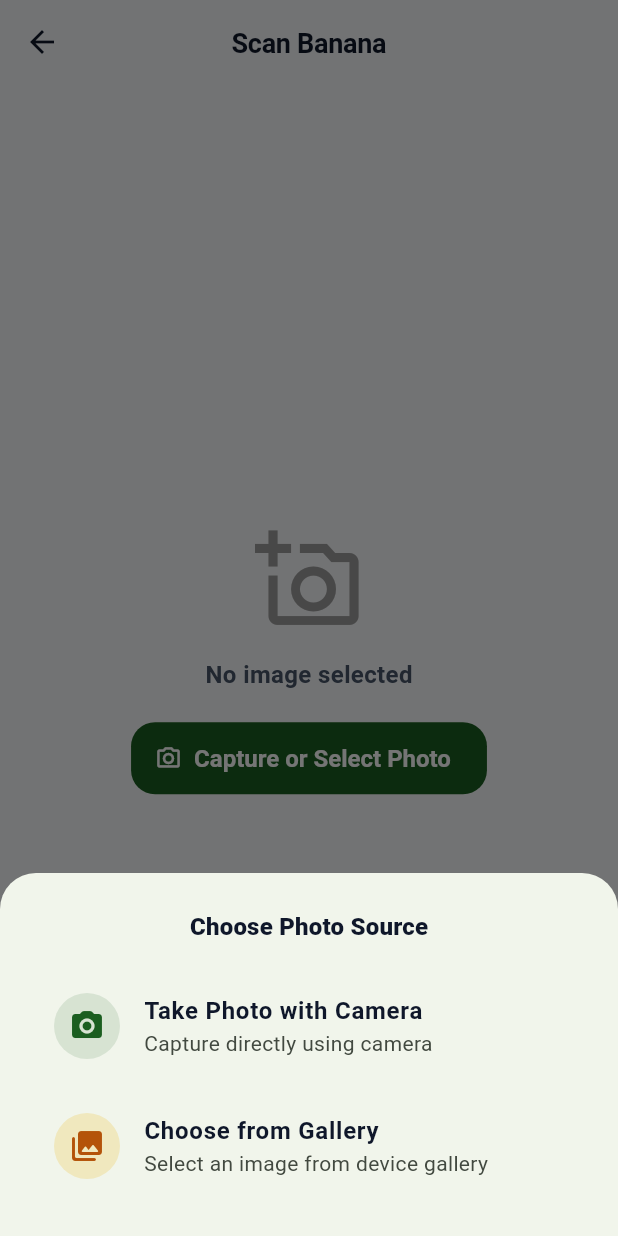
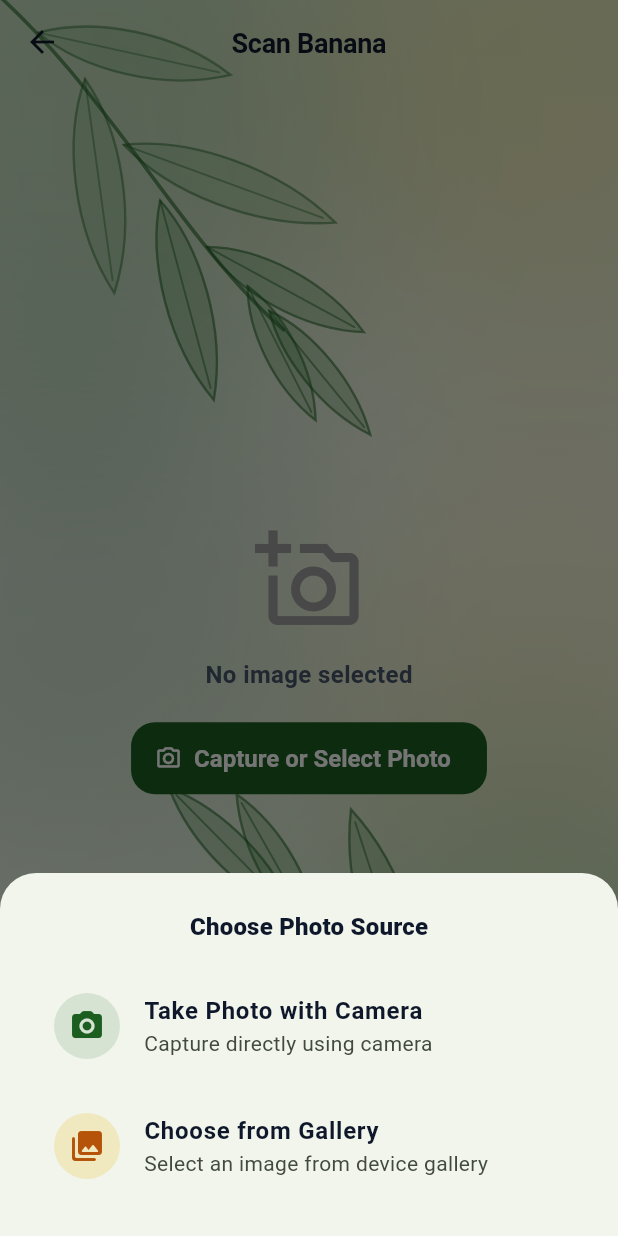
Before and after one commit to danajakulathunga/J26-IT-343, a Flutter app: the HomeScreen screen opened by its route, after a tap on "Scan Now", on a phone screen of 412 x 824 dp. Run offline on Flutter 3.47's test engine with Material 3 defaults, Android fonts, the phone set to English and light mode, and no system bars; our stand-ins replace dio, flutter_local_notifications, flutter_riverpod, flutter_secure_storage, go_router, image_picker and 7 more; missing offline and left inert: dart:html; accounts and stored records are empty; network calls fail.

Commit message:
add animated botanical background with corner leaf branches to inner screens - Add BotanicalBackground widget (botanical_background.dart) with:   • Animated swaying banana leaf branches ("kesel kola") at top-left &     bottom-right screen corners, inspired by watercolor tropical illustration   • Natural wind breeze animation (5.5s sine-wave cycle, out-of-phase sway)     with per-leaf flutter effect using SingleTickerProviderStateMixin   • RepaintBoundary isolation for 60fps GPU-layer animation performance   • Theme-adaptive gradient background (Light: #E2F0D9→#EFF7EE, Dark: #06180D→#0B2414)   • Ambient botanical glows (emerald green + warm banana yellow) - Wrap all inner screens with BotanicalBackground (transparent Scaffold bg):   home, history, notifications, notification_settings, profile,   settings, analyzing, scan_capture, reset_password, result - Set assets/images/splash_bg.jpg as full-screen background for splash_screen - Preserve all existing business logic, auth flow, providers, and routing - Excluded screens: auth_landing, onboarding_language, sign_in, sign_up,   guest_name, forgot_password (these retain their own bg_image.jpg design)

```diff
--- a/lib/screens/history_screen.dart
+++ b/lib/screens/history_screen.dart
@@ -1,3 +1,4 @@
+import 'package:bananaguard_ai/widgets/botanical_background.dart';
 import 'package:flutter/material.dart';
 import 'package:flutter_riverpod/flutter_riverpod.dart';
 import 'package:go_router/go_router.dart';
@@ -97,8 +98,10 @@ class _HistoryScreenState extends ConsumerState<HistoryScreen> {
       }
     }
 
-    return Scaffold(
-      appBar: AppBar(
+    return BotanicalBackground(
+      child: Scaffold(
+        backgroundColor: Colors.transparent,
+        appBar: AppBar(
         leading: BackButton(
           onPressed: () {
             if (context.canPop()) {
@@ -269,6 +272,7 @@ class _HistoryScreenState extends ConsumerState<HistoryScreen> {
           ],
         ),
       ),
+    ),
     );
   }
 }
--- a/lib/screens/home_screen.dart
+++ b/lib/screens/home_screen.dart
@@ -11,6 +11,7 @@ import 'package:bananaguard_ai/models/condition_info.dart';
 import 'package:bananaguard_ai/widgets/condition_card.dart';
 import 'package:bananaguard_ai/widgets/bottom_nav_bar.dart';
 import 'package:bananaguard_ai/widgets/welcome_card.dart';
+import 'package:bananaguard_ai/widgets/botanical_background.dart';
 
 class HomeScreen extends ConsumerStatefulWidget {
   const HomeScreen({super.key});
@@ -91,7 +92,9 @@ class _HomeScreenState extends ConsumerState<HomeScreen> {
     final recentScans = historyState.scans.take(3).toList();
     final isDark = theme.brightness == Brightness.dark;
 
-    return Scaffold(
+    return BotanicalBackground(
+      child: Scaffold(
+        backgroundColor: Colors.transparent,
       appBar: PreferredSize(
         preferredSize: const Size.fromHeight(66),
         child: Container(
@@ -599,6 +602,7 @@ class _HomeScreenState extends ConsumerState<HomeScreen> {
           ),
         ),
       ),
+      ),
     );
   }
 
--- a/lib/screens/scan_capture_screen.dart
+++ b/lib/screens/scan_capture_screen.dart
@@ -1,3 +1,4 @@
+import 'package:bananaguard_ai/widgets/botanical_background.dart';
 import 'package:flutter/material.dart';
 import 'package:flutter_riverpod/flutter_riverpod.dart';
 import 'package:go_router/go_router.dart';
@@ -279,7 +280,8 @@ class _ScanCaptureScreenState extends ConsumerState<ScanCaptureScreen> {
         ? 'කෙසෙල් පළතුර තහවුරු විය'
         : (lang == 'ta' ? 'வாழைப்பழம் உறுதிப்படுத்தப்பட்டது' : 'Banana fruit confirmed');
 
-    return PopScope(
+    return BotanicalBackground(
+      child: PopScope(
         canPop: true,
         onPopInvokedWithResult: (didPop, result) {
           if (didPop) {
@@ -288,6 +290,7 @@ class _ScanCaptureScreenState extends ConsumerState<ScanCaptureScreen> {
           }
         },
         child: Scaffold(
+          backgroundColor: Colors.transparent,
           appBar: AppBar(
           title: Text(appBarTitle),
           leading: IconButton(
@@ -437,6 +440,7 @@ class _ScanCaptureScreenState extends ConsumerState<ScanCaptureScreen> {
                 ),
         ),
       ),
+    ),
   );
   }
 }
--- /dev/null
+++ b/lib/widgets/botanical_background.dart
@@ -0,0 +1,415 @@
+import 'dart:math' as math;
+import 'package:flutter/material.dart';
+import 'package:bananaguard_ai/core/constants.dart';
+
+/// A premium botanical background with graceful, stylized banana leaf branches
+/// ("kesel kola") originating from the screen corners (top-left & bottom-right).
+///
+/// Features a gentle, natural tropical wind breeze animation ("hulangata selawena")
+/// with out-of-phase organic swaying for a living botanical feel, while
+/// preserving theme-adaptive palettes between Light and Dark modes.
+class BotanicalBackground extends StatefulWidget {
+  final Widget child;
+
+  const BotanicalBackground({
+    super.key,
+    required this.child,
+  });
+
+  @override
+  State<BotanicalBackground> createState() => _BotanicalBackgroundState();
+}
+
+class _BotanicalBackgroundState extends State<BotanicalBackground>
+    with SingleTickerProviderStateMixin {
+  late final AnimationController _breezeController;
+
+  @override
+  void initState() {
+    super.initState();
+    // Smooth 5.5-second continuous wind breeze cycle
+    _breezeController = AnimationController(
+      vsync: this,
+      duration: const Duration(milliseconds: 5500),
+    )..repeat();
+  }
+
+  @override
+  void dispose() {
+    _breezeController.dispose();
+    super.dispose();
+  }
+
+  @override
+  Widget build(BuildContext context) {
+    final isDark = Theme.of(context).brightness == Brightness.dark;
+
+    return Stack(
+      fit: StackFit.expand,
+      children: [
+        // ── Layer 1: Vibrant Organic Base Gradient (Preserved) ────────────
+        Positioned.fill(
+          child: DecoratedBox(
+            decoration: BoxDecoration(
+              gradient: LinearGradient(
+                begin: Alignment.topCenter,
+                end: Alignment.bottomCenter,
+                colors: isDark
+                    ? const [
+                        Color(0xFF06180D), // Deep botanical night
+                        Color(0xFF0B2414), // Emerald dark forest
+                        Color(0xFF071A0E), // Forest floor tint
+                      ]
+                    : const [
+                        Color(0xFFE2F0D9), // Distinct fresh banana-leaf tint (top)
+                        Color(0xFFEFF7EE), // Soft luminous organic surface (mid)
+                        Color(0xFFE5F3DC), // Fresh tropical garden tint (bottom)
+                      ],
+                stops: const [0.0, 0.45, 1.0],
+              ),
+            ),
+          ),
+        ),
+
+        // ── Layer 2: Animated Swaying Leaf Branches ───────────────────────
+        // RepaintBoundary isolates canvas repaints to Layer 2 only.
+        Positioned.fill(
+          child: RepaintBoundary(
+            child: AnimatedBuilder(
+              animation: _breezeController,
+              builder: (context, _) {
+                return CustomPaint(
+                  painter: _BotanicalShapesPainter(
+                    isDark: isDark,
+                    animationValue: _breezeController.value,
+                  ),
+                );
+              },
+            ),
+          ),
+        ),
+
+        // ── Layer 3: Screen Content (Never rebuilds from animation) ───────
+        widget.child,
+      ],
+    );
+  }
+}
+
+class _BotanicalShapesPainter extends CustomPainter {
+  final bool isDark;
+  final double animationValue;
+
+  _BotanicalShapesPainter({
+    required this.isDark,
+    required this.animationValue,
+  });
+
+  @override
+  void paint(Canvas canvas, Size size) {
+    // ── 1. Ambient Lighting Glow Blobs (Preserved) ───────────────────────
+    _drawAmbientGlows(canvas, size);
+
+    // ── 2. Palette Definitions for Corner Foliage ────────────────────────
+    final primaryLeafFill = isDark
+        ? const Color(0xFF22C55E).withOpacity(0.24)
+        : const Color(0xFF2E7D32).withOpacity(0.22);
+
+    final secondaryLeafFill = isDark
+        ? const Color(0xFF15803D).withOpacity(0.16)
+        : const Color(0xFF388E3C).withOpacity(0.14);
+
+    final leafStroke = isDark
+        ? const Color(0xFF4ADE80).withOpacity(0.65)
+        : const Color(0xFF1B5E20).withOpacity(0.55);
+
+    final stemColor = isDark
+        ? const Color(0xFF86EFAC).withOpacity(0.70)
+        : const Color(0xFF1B5E20).withOpacity(0.60);
+
+    // ── 3. Organic Wind Sway Calculation (Hulangata Selawena Effect) ─────
+    final cycle = animationValue * 2 * math.pi;
+
+    // Top-Left branch sway (gentle breeze arc ±0.038 rad / ~2.2°)
+    final swayTop = math.sin(cycle) * 0.038 + math.sin(cycle * 2) * 0.010;
+
+    // Bottom-Right branch sway (out-of-phase for a natural passing wind gust)
+    final swayBottom = math.sin(cycle + 1.35) * 0.035 + math.cos(cycle * 2) * 0.008;
+
+    // ── 4. Corner 1: Top of Left Side (Top-Left Branch with Breeze) ──────
+    _drawBotanicalCornerBranch(
+      canvas,
+      origin: Offset(-size.width * 0.04, -size.height * 0.02),
+      angle: 2.38 + swayTop,
+      swayFlutter: swayTop,
+      length: size.height * 0.38,
+      primaryFill: primaryLeafFill,
+      secondaryFill: secondaryLeafFill,
+      strokeColor: leafStroke,
+      stemColor: stemColor,
+    );
+
+    // ── 5. Corner 2: Bottom of Right Side (Bottom-Right Branch with Breeze)
+    _drawBotanicalCornerBranch(
+      canvas,
+      origin: Offset(size.width * 1.04, size.height * 1.02),
+      angle: -0.80 + swayBottom,
+      swayFlutter: swayBottom,
+      length: size.height * 0.42,
+      primaryFill: primaryLeafFill,
+      secondaryFill: secondaryLeafFill,
+      strokeColor: leafStroke,
+      stemColor: stemColor,
+    );
+  }
+
+  /// Draws a graceful botanical branch with layered banana/frond leaves.
+  /// Individual leaves flutter subtly in proportion to wind intensity.
+  void _drawBotanicalCornerBranch(
+    Canvas canvas, {
+    required Offset origin,
+    required double angle,
+    required double swayFlutter,
+    required double length,
+    required Color primaryFill,
+    required Color secondaryFill,
+    required Color strokeColor,
+    required Color stemColor,
+  }) {
+    canvas.save();
+    canvas.translate(origin.dx, origin.dy);
+    canvas.rotate(angle);
+
+    // Dynamic curved stem spine that flexes slightly with the wind
+    final stemPath = Path();
+    stemPath.moveTo(0, 0);
+    stemPath.cubicTo(
+      -length * 0.06 + swayFlutter * 15, -length * 0.35,
+      length * 0.04 + swayFlutter * 25, -length * 0.70,
+      swayFlutter * 30, -length,
+    );
+
+    // ── Layer A: Background Leaves (Drawn first for depth) ───────────────
+    // 1. Lower lateral leaf (pointing left-outward)
+    _drawFrondLeaf(
+      canvas,
+      base: Offset(-length * 0.02, -length * 0.18),
+      length: length * 0.42,
+      width: length * 0.12,
+      angle: -0.65 + swayFlutter * 0.35,
+      fillColor: secondaryFill,
+      strokeColor: strokeColor.withOpacity(strokeColor.opacity * 0.8),
+    );
+
+    // 2. Lower-mid lateral leaf (pointing right-outward)
+    _drawFrondLeaf(
+      canvas,
+      base: Offset(-length * 0.03, -length * 0.32),
+      length: length * 0.46,
+      width: length * 0.13,
+      angle: 0.60 - swayFlutter * 0.40,
+      fillColor: secondaryFill,
+      strokeColor: strokeColor.withOpacity(strokeColor.opacity * 0.8),
+    );
+
+    // 3. Mid lateral leaf (pointing left-outward)
+    _drawFrondLeaf(
+      canvas,
+      base: Offset(0, -length * 0.48),
+      length: length * 0.48,
+      width: length * 0.13,
+      angle: -0.52 + swayFlutter * 0.50,
+      fillColor: secondaryFill,
+      strokeColor: strokeColor.withOpacity(strokeColor.opacity * 0.85),
+    );
+
+    // ── Layer B: Foreground Leaves (Richer tone & crisp lines) ───────────
+    // 4. Mid-high lateral leaf (pointing right-upward)
+    _drawFrondLeaf(
+      canvas,
+      base: Offset(length * 0.02, -length * 0.62),
+      length: length * 0.44,
+      width: length * 0.12,
+      angle: 0.48 - swayFlutter * 0.55,
+      fillColor: primaryFill,
+      strokeColor: strokeColor,
+    );
+
+    // 5. High lateral leaf (pointing left-upward)
+    _drawFrondLeaf(
+      canvas,
+      base: Offset(length * 0.01, -length * 0.76),
+      length: length * 0.38,
+      width: length * 0.11,
+      angle: -0.38 + swayFlutter * 0.65,
+      fillColor: primaryFill,
+      strokeColor: strokeColor,
+    );
+
+    // 6. Sub-terminal leaf (pointing right-upward)
+    _drawFrondLeaf(
+      canvas,
+      base: Offset(0, -length * 0.88),
+      length: length * 0.32,
+      width: length * 0.09,
+      angle: 0.28 - swayFlutter * 0.70,
+      fillColor: primaryFill,
+      strokeColor: strokeColor,
+    );
+
+    // 7. Terminal crowning tip leaf (flexes most at branch tip)
+    _drawFrondLeaf(
+      canvas,
+      base: Offset(0, -length * 0.95),
+      length: length * 0.34,
+      width: length * 0.09,
+      angle: 0.0 + swayFlutter * 0.85,
+      fillColor: primaryFill,
+      strokeColor: strokeColor,
+    );
+
+    // ── Central Stem Stalk ───────────────────────────────────────────────
+    final stemPaint = Paint()
+      ..color = stemColor
+      ..style = PaintingStyle.stroke
+      ..strokeWidth = 2.4
+      ..strokeCap = StrokeCap.round;
+    canvas.drawPath(stemPath, stemPaint);
+
+    canvas.restore();
+  }
+
+  /// Draws a single lanceolate banana/frond leaf with smooth natural curvature,
+  /// translucent fill, perimeter outline, and delicate central midrib.
+  void _drawFrondLeaf(
+    Canvas canvas, {
+    required Offset base,
+    required double length,
+    required double width,
+    required double angle,
+    required Color fillColor,
+    required Color strokeColor,
+  }) {
+    canvas.save();
+    canvas.translate(base.dx, base.dy);
+    canvas.rotate(angle);
+
+    final path = Path();
+    path.moveTo(0, 0);
+
+    // Left blade contour
+    path.cubicTo(
+      -width * 0.48, -length * 0.26,
+      -width * 0.54, -length * 0.68,
+      0, -length,
+    );
+
+    // Right blade contour
+    path.cubicTo(
+      width * 0.54, -length * 0.68,
+      width * 0.48, -length * 0.26,
+      0, 0,
+    );
+    path.close();
+
+    // 1. Leaf Blade Fill
+    final fillPaint = Paint()
+      ..color = fillColor
+      ..style = PaintingStyle.fill;
+    canvas.drawPath(path, fillPaint);
+
+    // 2. Leaf Perimeter Stroke
+    final strokePaint = Paint()
+      ..color = strokeColor
+      ..style = PaintingStyle.stroke
+      ..strokeWidth = 1.6
+      ..strokeCap = StrokeCap.round;
+    canvas.drawPath(path, strokePaint);
+
+    // 3. Delicate Central Midrib Spine
+    final midrib = Path();
+    midrib.moveTo(0, 0);
+    midrib.quadraticBezierTo(0, -length * 0.50, 0, -length * 0.94);
+    canvas.drawPath(
+      midrib,
+      strokePaint
+        ..strokeWidth = 1.3
+        ..color = strokeColor.withOpacity(strokeColor.opacity * 0.85),
+    );
+
+    canvas.restore();
+  }
+
+  void _drawAmbientGlows(Canvas canvas, Size size) {
+    // Top-Left Botanical Emerald Glow
+    _drawGlowSphere(
+      canvas,
+      center: Offset(size.width * 0.08, size.height * 0.10),
+      radius: size.width * 0.48,
+      color: isDark ? const Color(0xFF15803D) : const Color(0xFF2E7D32),
+      opacity: isDark ? 0.35 : 0.20,
+      blur: 70,
+    );
+
+    // Top-Right Warm Banana Yellow Glow
+    _drawGlowSphere(
+      canvas,
+      center: Offset(size.width * 0.92, size.height * 0.08),
+      radius: size.width * 0.44,
+      color: AppConstants.accentYellow,
+      opacity: isDark ? 0.28 : 0.18,
+      blur: 75,
+    );
+
+    // Mid-Left Forest Green Glow
+    _drawGlowSphere(
+      canvas,
+      center: Offset(size.width * 0.10, size.height * 0.48),
+      radius: size.width * 0.42,
+      color: const Color(0xFF1B5E20),
+      opacity: isDark ? 0.30 : 0.16,
+      blur: 65,
+    );
+
+    // Mid-Right Sunlit Yellow Glow
+    _drawGlowSphere(
+      canvas,
+      center: Offset(size.width * 0.90, size.height * 0.55),
+      radius: size.width * 0.40,
+      color: const Color(0xFFEAB308),
+      opacity: isDark ? 0.25 : 0.15,
+      blur: 70,
+    );
+
+    // Bottom-Right Deep Lush Forest Glow
+    _drawGlowSphere(
+      canvas,
+      center: Offset(size.width * 0.88, size.height * 0.86),
+      radius: size.width * 0.50,
+      color: isDark ? const Color(0xFF166534) : const Color(0xFF388E3C),
+      opacity: isDark ? 0.35 : 0.20,
+      blur: 75,
+    );
+  }
+
+  void _drawGlowSphere(
+    Canvas canvas, {
+    required Offset center,
+    required double radius,
+    required Color color,
+    required double opacity,
+    required double blur,
+  }) {
+    final paint = Paint()
+      ..color = color.withOpacity(opacity)
+      ..maskFilter = MaskFilter.blur(BlurStyle.normal, blur);
+
+    canvas.drawCircle(center, radius, paint);
+  }
+
+  @override
+  bool shouldRepaint(covariant _BotanicalShapesPainter oldDelegate) {
+    return oldDelegate.animationValue != animationValue ||
+        oldDelegate.isDark != isDark;
+  }
+}
```
Also changed, not shown: lib/screens/analyzing_screen.dart (+13 -6 lines), lib/screens/notification_settings_screen.dart (+7 -3 lines), lib/screens/notifications_screen.dart (+7 -3 lines), lib/screens/profile_screen.dart (+7 -3 lines), lib/screens/reset_password_screen.dart (+7 -3 lines), lib/screens/result_screen.dart (+13 -3 lines), lib/screens/settings_screen.dart (+7 -3 lines), lib/screens/splash_screen.dart (+7 -126 lines), assets/images/bg_image.jpg, assets/images/splash_bg.jpg (added). Lines whose indentation alone changed are shown as unchanged.
